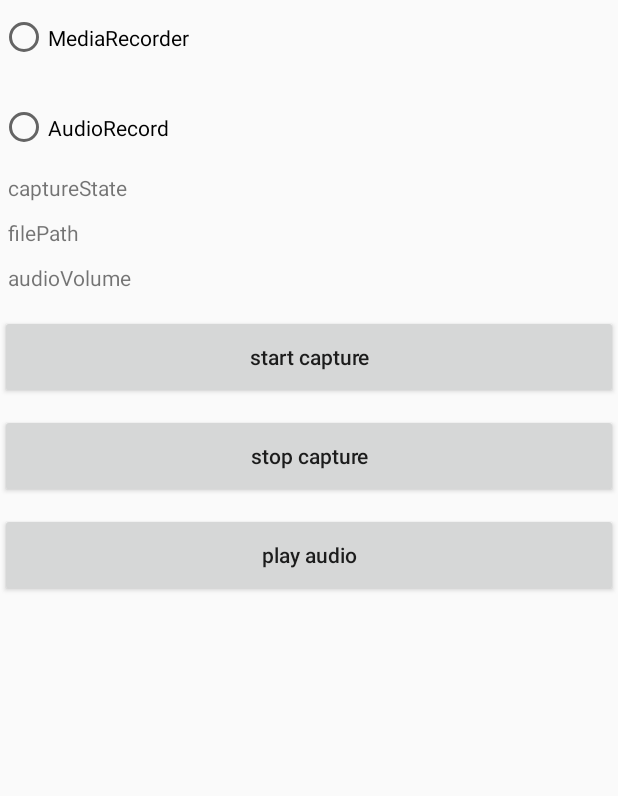
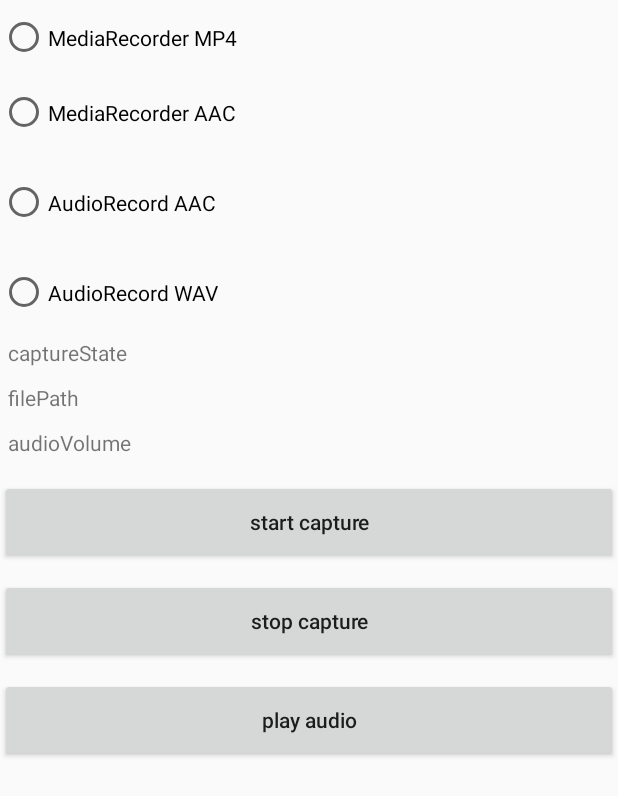
Before and after one commit to HelloHuDi/AudioCapture, an Android app: the AudioActivity screen opened directly, with no data from a screen before it, on a phone screen of 412 x 824 dp. Shown: the top 796 px of the screen. Run offline under Robolectric (Android 15) with nearby library versions, the phone set to English and light mode, and no system bars; 1 statement that could not run was skipped.

Commit message:
change ui

```diff
--- a/app/src/main/res/layout/activity_audio.xml
+++ b/app/src/main/res/layout/activity_audio.xml
@@ -17,17 +17,30 @@
             android:orientation="vertical">
 
             <RadioButton
-                android:id="@+id/rbMediaRecorder"
+                android:id="@+id/rbMediaRecorderMP4"
                 android:layout_width="match_parent"
                 android:layout_height="50dp"
-                android:text="MediaRecorder"/>
+                android:text="MediaRecorder MP4"/>
 
             <RadioButton
-                android:id="@+id/rbAudioRecord"
+                android:id="@+id/rbMediaRecorderAAC"
+                android:layout_width="match_parent"
+                android:layout_height="50dp"
+                android:text="MediaRecorder AAC"/>
+
+            <RadioButton
+                android:id="@+id/rbAudioRecordAAC"
                 android:layout_width="match_parent"
                 android:layout_height="50dp"
                 android:layout_marginTop="10dp"
-                android:text="AudioRecord"/>
+                android:text="AudioRecord AAC"/>
+
+            <RadioButton
+                android:id="@+id/rbAudioRecordWAV"
+                android:layout_width="match_parent"
+                android:layout_height="50dp"
+                android:layout_marginTop="10dp"
+                android:text="AudioRecord WAV"/>
         </RadioGroup>
 
         <TextView
```
Also changed, not shown: app/src/main/java/com/hd/audiorecorderlearn/AudioActivity.java (+11 -5 lines), app/src/main/java/com/hd/audiorecorderlearn/AudioPresenter.java (+32 -8 lines).
